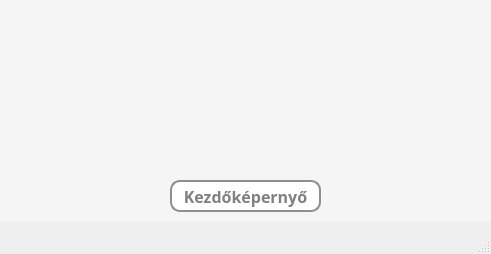
Old version of the form src/main/resources/ui/default/resultsScreen.ui in the repository pkristof1999/Szakdolgozat.
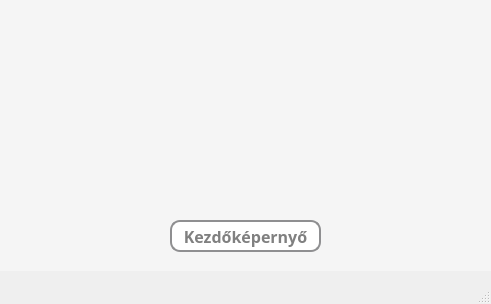
New version of the form.

Commit message: Eredmények mentése a profilhoz

The edit to the form file:
```diff
--- a/src/main/resources/ui/default/resultsScreen.ui
+++ b/src/main/resources/ui/default/resultsScreen.ui
@@ -7,7 +7,7 @@
     <x>0</x>
     <y>0</y>
     <width>491</width>
-    <height>254</height>
+    <height>304</height>
    </rect>
   </property>
   <property name="windowTitle">
@@ -26,7 +26,7 @@
       <x>0</x>
       <y>0</y>
       <width>491</width>
-      <height>221</height>
+      <height>271</height>
      </rect>
     </property>
     <property name="styleSheet">
@@ -40,7 +40,7 @@
      <property name="geometry">
       <rect>
        <x>170</x>
-       <y>180</y>
+       <y>220</y>
        <width>151</width>
        <height>32</height>
       </rect>
@@ -78,7 +78,7 @@
        <x>20</x>
        <y>20</y>
        <width>451</width>
-       <height>141</height>
+       <height>171</height>
       </rect>
      </property>
      <property name="font">
```
The commit also changes 1 other file.
